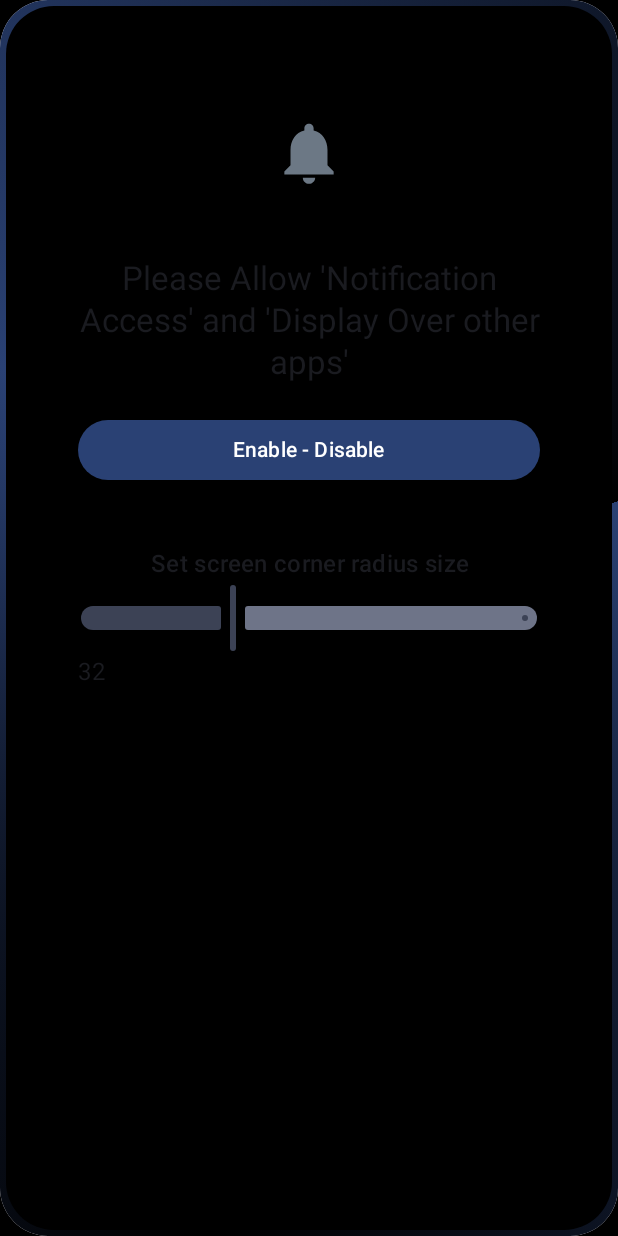
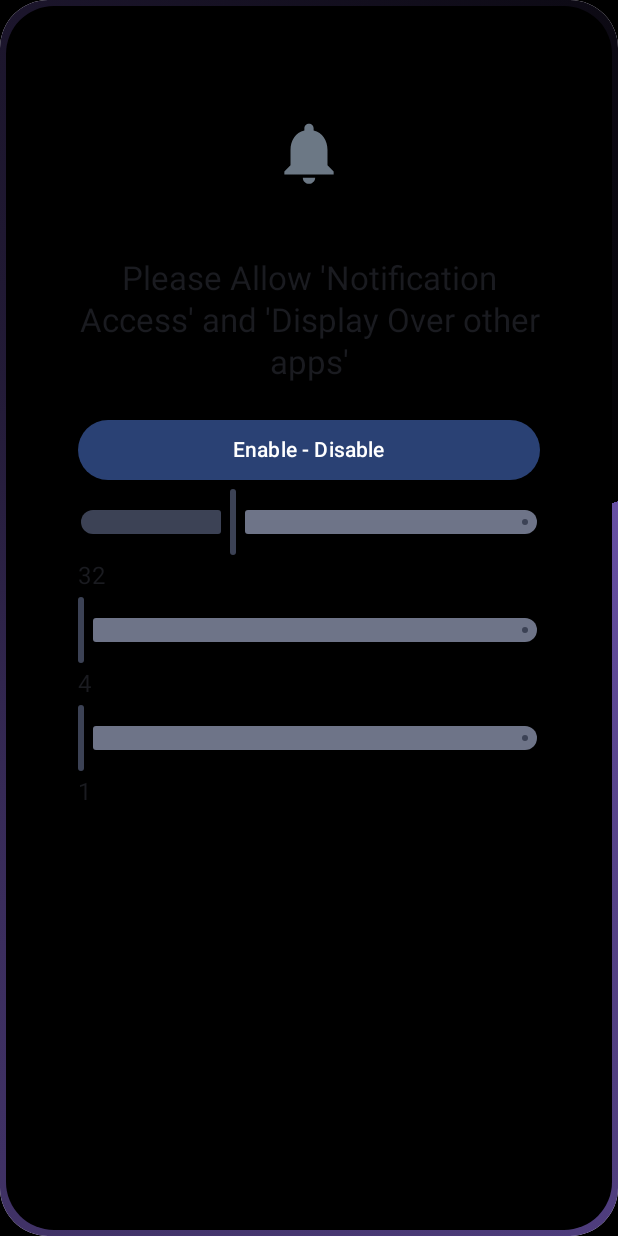
Before and after one commit to serkan-y38/Android-Notification-Lighting, an Android app built with Jetpack Compose: the screen it shows after launch (MainActivity), on a phone screen of 412 x 824 dp. Run offline under Robolectric (Android 15) with nearby library versions, the phone set to English and light mode, and no system bars; libraries missing offline, so code that uses them is left out: androidx.palette.graphics.

Commit message:
minor changes

```diff
--- a/app/src/main/java/com/yilmaz/notificationlistener/DataStoreUtils.kt
+++ b/app/src/main/java/com/yilmaz/notificationlistener/DataStoreUtils.kt
@@ -13,18 +13,42 @@ class DataStoreUtils(private val context: Context) {
 
     fun getScreenCornerRadiusSize(): Flow<Int> = context.dataStore.data
         .map { preferences ->
-            preferences[SIZE_KEY] ?: 32
+            preferences[CORNER_RADIUS_SIZE_KEY] ?: 32
         }
 
     suspend fun setScreenCornerRadiusSize(theme: Int) {
         context.dataStore.edit { preferences ->
-            preferences[SIZE_KEY] = theme
+            preferences[CORNER_RADIUS_SIZE_KEY] = theme
+        }
+    }
+
+    fun getAnimationFrequency(): Flow<Int> = context.dataStore.data
+        .map { preferences ->
+            preferences[ANIMATION_FREQUENCY] ?: 1
+        }
+
+    suspend fun setAnimationFrequency(repetitionNum: Int) {
+        context.dataStore.edit { preferences ->
+            preferences[ANIMATION_FREQUENCY] = repetitionNum
+        }
+    }
+
+    fun getBorderSize(): Flow<Int> = context.dataStore.data
+        .map { preferences ->
+            preferences[BORDER_SIZE_KEY] ?: 4
+        }
+
+    suspend fun setBorderSize(size: Int) {
+        context.dataStore.edit { preferences ->
+            preferences[BORDER_SIZE_KEY] = size
         }
     }
 
     companion object {
         private val Context.dataStore: DataStore<Preferences> by preferencesDataStore("settings")
-        private val SIZE_KEY = intPreferencesKey("screen_corner_radius_size")
+        private val CORNER_RADIUS_SIZE_KEY = intPreferencesKey("screen_corner_radius_size")
+        private val BORDER_SIZE_KEY = intPreferencesKey("screen_border_size")
+        private val ANIMATION_FREQUENCY = intPreferencesKey("animation_frequency")
     }
 
 }
--- a/app/src/main/java/com/yilmaz/notificationlistener/MainActivity.kt
+++ b/app/src/main/java/com/yilmaz/notificationlistener/MainActivity.kt
@@ -21,6 +21,7 @@ import androidx.compose.foundation.layout.width
 import androidx.compose.foundation.layout.wrapContentHeight
 import androidx.compose.foundation.shape.RoundedCornerShape
 import androidx.compose.material3.Button
+import androidx.compose.material3.ButtonDefaults
 import androidx.compose.material3.MaterialTheme
 import androidx.compose.material3.Slider
 import androidx.compose.material3.SliderDefaults
@@ -64,13 +65,39 @@ class MainActivity : ComponentActivity() {
         )
 
         setContent {
-
             val context = LocalContext.current
             val dataStoreUtils = DataStoreUtils(context)
             val coroutineScope = rememberCoroutineScope()
-            val size = DataStoreUtils(applicationContext).getScreenCornerRadiusSize()
-                .collectAsState(initial = 32)
-            var sliderPosition by remember { mutableFloatStateOf(size.value.toFloat()) }
+
+            val cornerRadiusSize = DataStoreUtils(
+                applicationContext
+            ).getScreenCornerRadiusSize().collectAsState(initial = 32)
+
+            val cornerBorderSize = DataStoreUtils(
+                applicationContext
+            ).getBorderSize().collectAsState(initial = 4)
+
+            val animationFrequency = DataStoreUtils(
+                applicationContext
+            ).getAnimationFrequency().collectAsState(initial = 1)
+
+            var sliderPositionCornerRadiusSize by remember {
+                mutableFloatStateOf(cornerRadiusSize.value.toFloat())
+            }
+
+            var sliderPositionCornerBorderSize by remember {
+                mutableFloatStateOf(cornerBorderSize.value.toFloat())
+            }
+
+            var sliderPositionAnimationFrequency by remember {
+                mutableFloatStateOf(animationFrequency.value.toFloat())
+            }
+
+            val colorList: MutableList<Color> = mutableListOf()
+            for (i in 1..animationFrequency.value) {
+                colorList.add(MaterialTheme.colorScheme.primary)
+                colorList.add(Color.Black)
+            }
 
             NotificationListenerTheme {
                 // A surface container using the 'background' color from the theme
@@ -89,13 +116,9 @@ class MainActivity : ComponentActivity() {
                             horizontalAlignment = Alignment.CenterHorizontally
                         ) {
                             AnimatedBorder(
-                                shape = RoundedCornerShape(size = size.value.dp),
-                                gradientColors = listOf(
-                                    MaterialTheme.colorScheme.primary,
-                                    Color.Black,
-                                    MaterialTheme.colorScheme.primary,
-                                    Color.Black
-                                ),
+                                borderSize = cornerBorderSize.value.dp,
+                                shape = RoundedCornerShape(size = cornerRadiusSize.value.dp),
+                                gradientColors = colorList,
                                 icon = null,
                                 content = {
                                     Column(
@@ -120,6 +143,7 @@ class MainActivity : ComponentActivity() {
                                             text = "Please Allow 'Notification Access' and 'Display Over other apps'"
                                         )
                                         Button(
+                                            colors = ButtonDefaults.buttonColors(MaterialTheme.colorScheme.primary),
                                             modifier = Modifier
                                                 .fillMaxWidth()
                                                 .wrapContentHeight(),
@@ -131,22 +155,13 @@ class MainActivity : ComponentActivity() {
                                                 Text(text = "Enable - Disable")
                                             }
                                         )
-                                        Text(
-                                            textAlign = TextAlign.Center,
-                                            modifier = Modifier
-                                                .fillMaxWidth()
-                                                .wrapContentHeight()
-                                                .padding(top = 40.dp),
-                                            style = MaterialTheme.typography.titleMedium,
-                                            text = "Set screen corner radius size"
-                                        )
                                         Slider(
-                                            value = sliderPosition,
+                                            value = sliderPositionCornerRadiusSize,
                                             onValueChange = {
-                                                sliderPosition = it
+                                                sliderPositionCornerRadiusSize = it
                                                 coroutineScope.launch {
                                                     dataStoreUtils.setScreenCornerRadiusSize(
-                                                        sliderPosition.toInt()
+                                                        sliderPositionCornerRadiusSize.toInt()
                                                     )
                                                 }
                                             },
@@ -157,9 +172,53 @@ class MainActivity : ComponentActivity() {
                                             ),
                                             valueRange = 16f..64f
                                         )
-                                        Text(text = sliderPosition.toInt().toString())
+                                        Text(
+                                            text = sliderPositionCornerRadiusSize.toInt().toString()
+                                        )
+
+                                        Slider(
+                                            value = sliderPositionCornerBorderSize,
+                                            onValueChange = {
+                                                sliderPositionCornerBorderSize = it
+                                                coroutineScope.launch {
+                                                    dataStoreUtils.setBorderSize(
+                                                        sliderPositionCornerBorderSize.toInt()
+                                                    )
+                                                }
+                                            },
+                                            colors = SliderDefaults.colors(
+                                                thumbColor = MaterialTheme.colorScheme.secondary,
+                                                activeTrackColor = MaterialTheme.colorScheme.secondary,
+                                                inactiveTrackColor = MaterialTheme.colorScheme.secondaryContainer,
+                                            ),
+                                            valueRange = 4f..16f
+                                        )
+                                        Text(
+                                            text = sliderPositionCornerBorderSize.toInt().toString()
+                                        )
+
+                                        Slider(
+                                            value = sliderPositionAnimationFrequency,
+                                            onValueChange = {
+                                                sliderPositionAnimationFrequency = it
+                                                coroutineScope.launch {
+                                                    dataStoreUtils.setAnimationFrequency(
+                                                        sliderPositionAnimationFrequency.toInt()
+                                                    )
+                                                }
+                                            },
+                                            colors = SliderDefaults.colors(
+                                                thumbColor = MaterialTheme.colorScheme.secondary,
+                                                activeTrackColor = MaterialTheme.colorScheme.secondary,
+                                                inactiveTrackColor = MaterialTheme.colorScheme.secondaryContainer,
+                                            ),
+                                            valueRange = 1f..64f
+                                        )
+                                        Text(
+                                            text = sliderPositionAnimationFrequency.toInt()
+                                                .toString()
+                                        )
                                     }
-
                                 }
                             )
                         }
```
Also changed, not shown: app/src/main/java/com/yilmaz/notificationlistener/WakeupActivity.kt (+24 -7 lines).
